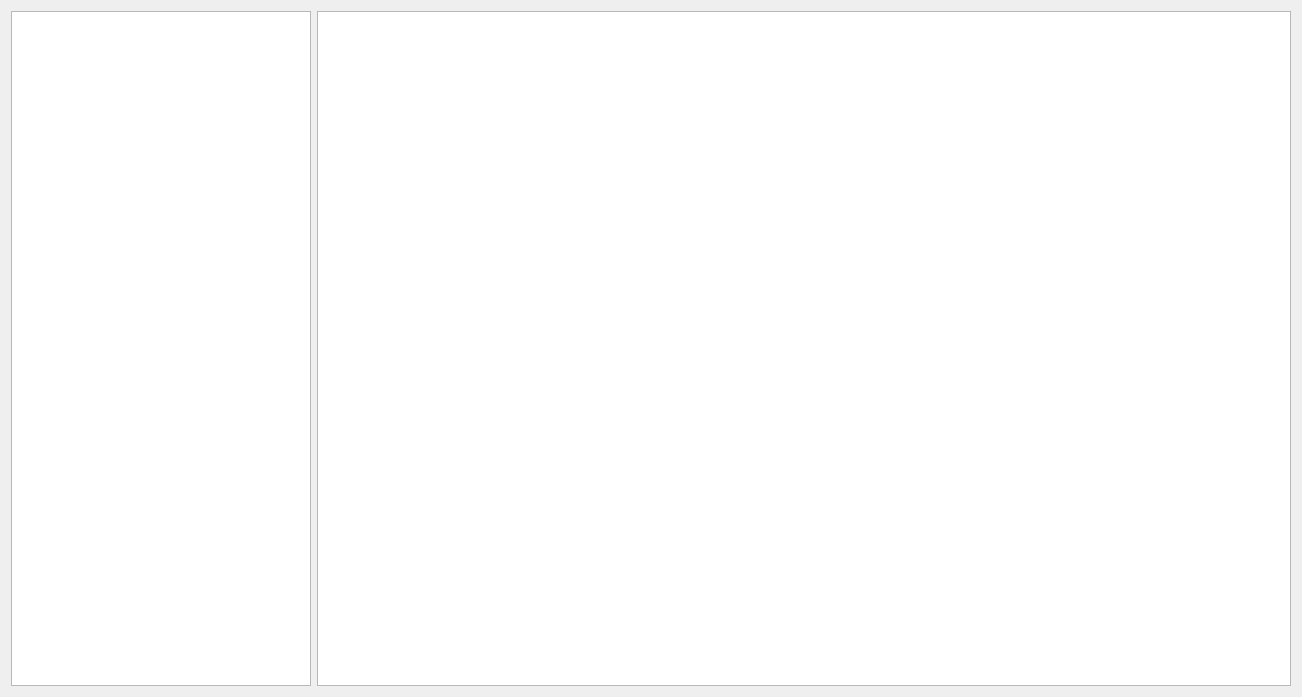
The window that ProjectTasksWidget.ui (ghannami/TicketSystem) describes before a commit, drawn with Qt 5.
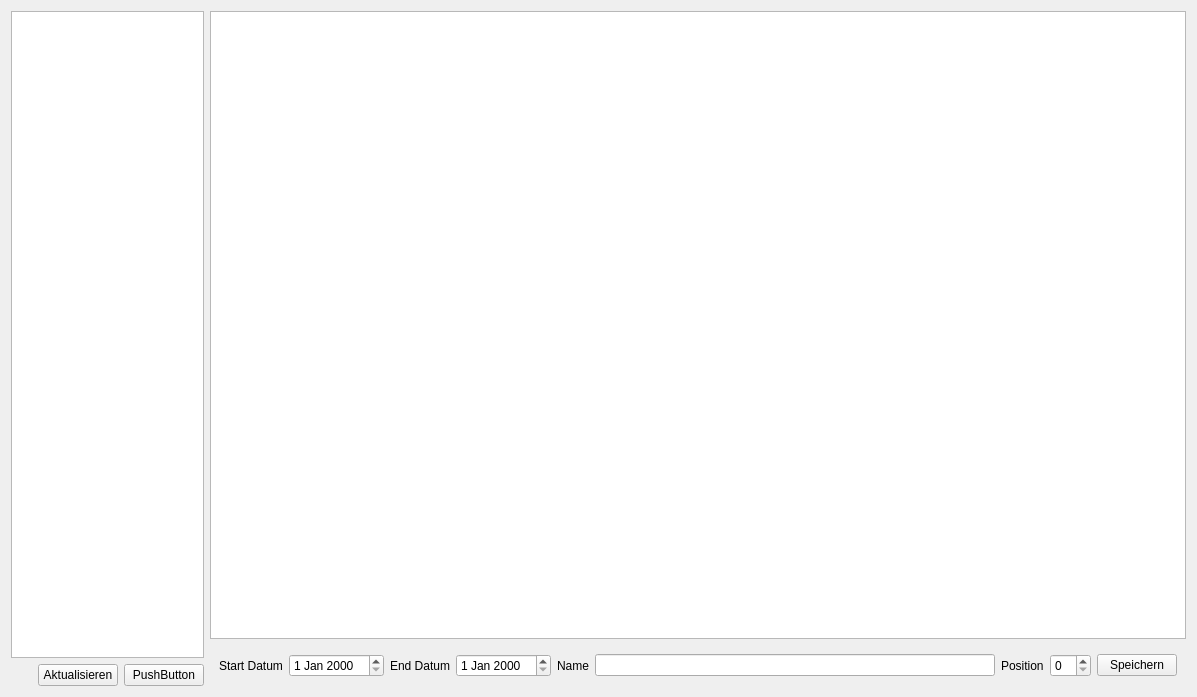
The same window after the commit.

What changed in the file:
```diff
--- a/ProjectTasksWidget.ui
+++ b/ProjectTasksWidget.ui
@@ -6,26 +6,167 @@
    <rect>
     <x>0</x>
     <y>0</y>
-    <width>1302</width>
+    <width>1197</width>
     <height>697</height>
    </rect>
   </property>
   <property name="windowTitle">
    <string>Form</string>
   </property>
-  <layout class="QHBoxLayout" name="horizontalLayout">
+  <layout class="QHBoxLayout" name="horizontalLayout_3">
    <item>
-    <widget class="QTableView" name="projects">
+    <widget class="QWidget" name="widget" native="true">
      <property name="maximumSize">
       <size>
        <width>300</width>
        <height>16777215</height>
       </size>
      </property>
+     <layout class="QVBoxLayout" name="verticalLayout">
+      <property name="leftMargin">
+       <number>0</number>
+      </property>
+      <property name="topMargin">
+       <number>0</number>
+      </property>
+      <property name="rightMargin">
+       <number>0</number>
+      </property>
+      <property name="bottomMargin">
+       <number>0</number>
+      </property>
+      <item>
+       <widget class="QTableView" name="projects">
+        <property name="maximumSize">
+         <size>
+          <width>16777215</width>
+          <height>16777215</height>
+         </size>
+        </property>
+       </widget>
+      </item>
+      <item>
+       <layout class="QHBoxLayout" name="horizontalLayout">
+        <item>
+         <spacer name="horizontalSpacer_2">
+          <property name="orientation">
+           <enum>Qt::Horizontal</enum>
+          </property>
+          <property name="sizeHint" stdset="0">
+           <size>
+            <width>40</width>
+            <height>20</height>
+           </size>
+          </property>
+         </spacer>
+        </item>
+        <item>
+         <widget class="QPushButton" name="update">
+          <property name="text">
+           <string>Aktualisieren</string>
+          </property>
+         </widget>
+        </item>
+        <item>
+         <widget class="QPushButton" name="pushButton_2">
+          <property name="text">
+           <string>PushButton</string>
+          </property>
+         </widget>
+        </item>
+       </layout>
+      </item>
+     </layout>
     </widget>
    </item>
    <item>
-    <widget class="QTableView" name="tasks"/>
+    <layout class="QVBoxLayout" name="verticalLayout_2">
+     <item>
+      <widget class="QTableView" name="tasks"/>
+     </item>
+     <item>
+      <widget class="QWidget" name="taskDetailsWidget" native="true">
+       <property name="minimumSize">
+        <size>
+         <width>0</width>
+         <height>0</height>
+        </size>
+       </property>
+       <layout class="QHBoxLayout" name="horizontalLayout_4">
+        <item>
+         <widget class="QLabel" name="label">
+          <property name="text">
+           <string>Start Datum</string>
+          </property>
+         </widget>
+        </item>
+        <item>
+         <widget class="QDateEdit" name="startDate"/>
+        </item>
+        <item>
+         <widget class="QLabel" name="label_2">
+          <property name="text">
+           <string>End Datum</string>
+          </property>
+         </widget>
+        </item>
+        <item>
+         <widget class="QDateEdit" name="endDate"/>
+        </item>
+        <item>
+         <widget class="QLabel" name="label_3">
+          <property name="text">
+           <string>Name</string>
+          </property>
+         </widget>
+        </item>
+        <item>
+         <widget class="QLineEdit" name="taskName">
+          <property name="minimumSize">
+           <size>
+            <width>400</width>
+            <height>0</height>
+           </size>
+          </property>
+         </widget>
+        </item>
+        <item>
+         <widget class="QLabel" name="label_4">
+          <property name="text">
+           <string>Position</string>
+          </property>
+         </widget>
+        </item>
+        <item>
+         <widget class="QSpinBox" name="taskOrder"/>
+        </item>
+        <item>
+         <spacer name="horizontalSpacer_3">
+          <property name="orientation">
+           <enum>Qt::Horizontal</enum>
+          </property>
+          <property name="sizeHint" stdset="0">
+           <size>
+            <width>40</width>
+            <height>20</height>
+           </size>
+          </property>
+         </spacer>
+        </item>
+        <item>
+         <widget class="QPushButton" name="saveTask">
+          <property name="styleSheet">
+           <string notr="true">QTableCornerButton::section {background-color: transparent;}</string>
+          </property>
+          <property name="text">
+           <string>Speichern</string>
+          </property>
+         </widget>
+        </item>
+       </layout>
+      </widget>
+     </item>
+    </layout>
    </item>
   </layout>
  </widget>
```
